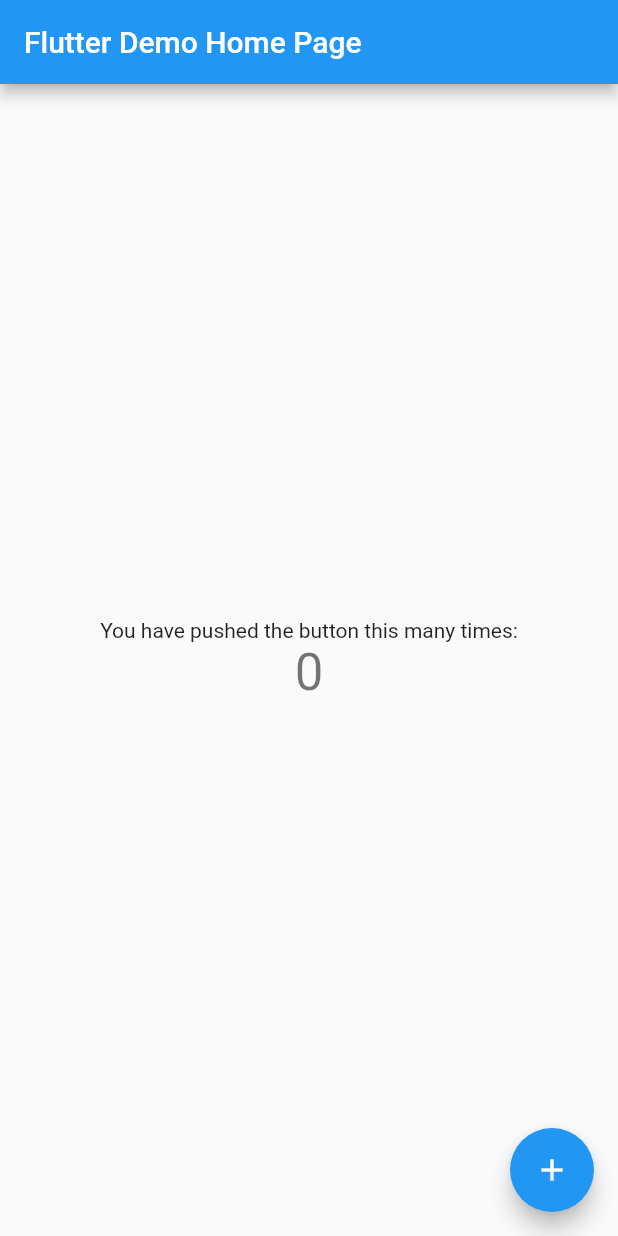
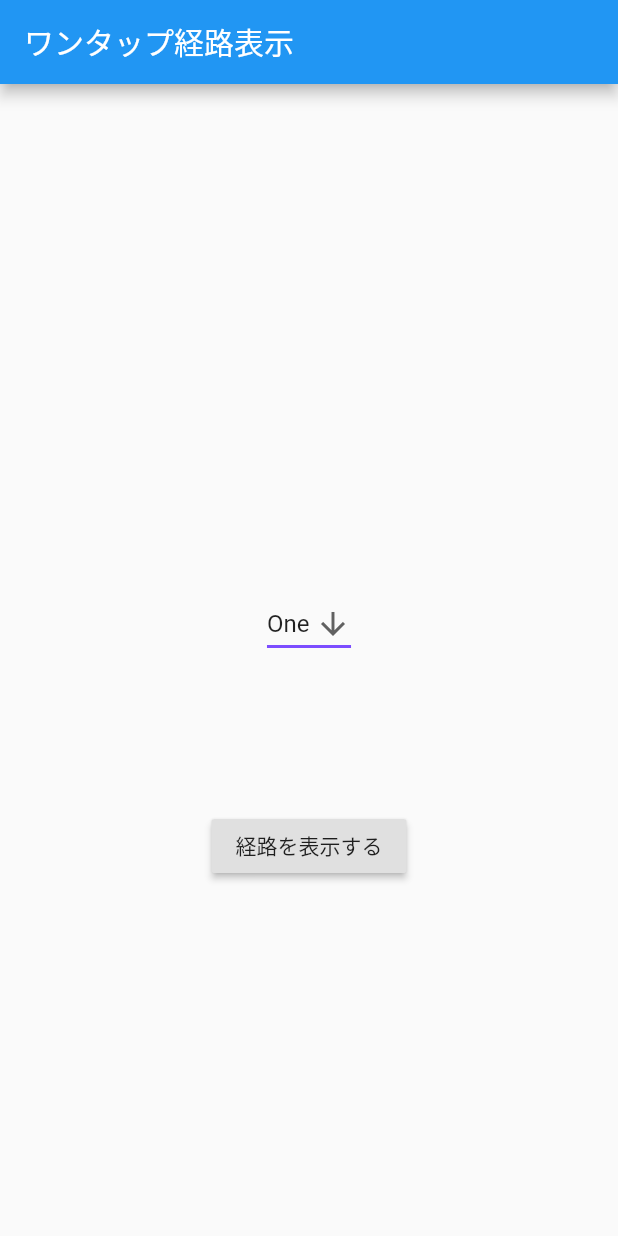
Before and after one commit to daichan1/ramirez, a Flutter app: the screen it shows after launch, on a phone screen of 412 x 824 dp. Run offline on Flutter 3.47's test engine with Material 2 defaults, Android fonts, the phone set to English and light mode, and no system bars.

Commit message:
create static_main_screen

```diff
--- a/lib/main.dart
+++ b/lib/main.dart
@@ -1,111 +1,79 @@
 import 'package:flutter/material.dart';
 
-void main() => runApp(MyApp());
+void main() => runApp(MainScreen());
 
-class MyApp extends StatelessWidget {
-  // This widget is the root of your application.
-  @override
+class MainScreen extends StatelessWidget {
   Widget build(BuildContext context) {
     return MaterialApp(
       title: 'Flutter Demo',
       theme: ThemeData(
-        // This is the theme of your application.
-        //
-        // Try running your application with "flutter run". You'll see the
-        // application has a blue toolbar. Then, without quitting the app, try
-        // changing the primarySwatch below to Colors.green and then invoke
-        // "hot reload" (press "r" in the console where you ran "flutter run",
-        // or simply save your changes to "hot reload" in a Flutter IDE).
-        // Notice that the counter didn't reset back to zero; the application
-        // is not restarted.
         primarySwatch: Colors.blue,
       ),
-      home: MyHomePage(title: 'Flutter Demo Home Page'),
+      home: Scaffold(
+        appBar: AppBar(
+          title: Text('ワンタップ経路表示')
+        ),
+        body: Center(
+          child: RoutePatten(),
+        ),
+      )
     );
   }
 }
 
-class MyHomePage extends StatefulWidget {
-  MyHomePage({Key key, this.title}) : super(key: key);
-
-  // This widget is the home page of your application. It is stateful, meaning
-  // that it has a State object (defined below) that contains fields that affect
-  // how it looks.
-
-  // This class is the configuration for the state. It holds the values (in this
-  // case the title) provided by the parent (in this case the App widget) and
-  // used by the build method of the State. Fields in a Widget subclass are
-  // always marked "final".
-
-  final String title;
-
+// ルートパターンをState管理
+class RoutePatten extends StatefulWidget {
+  // @overrideは同じ名前のスーパークラスをオーバーライドする
   @override
-  _MyHomePageState createState() => _MyHomePageState();
+  _RoutePatten createState() => _RoutePatten();
 }
 
-class _MyHomePageState extends State<MyHomePage> {
-  int _counter = 0;
-
-  void _incrementCounter() {
-    setState(() {
-      // This call to setState tells the Flutter framework that something has
-      // changed in this State, which causes it to rerun the build method below
-      // so that the display can reflect the updated values. If we changed
-      // _counter without calling setState(), then the build method would not be
-      // called again, and so nothing would appear to happen.
-      _counter++;
-    });
-  }
-
+// ルートパターンを選択するフォームコンポーネント
+// Stateクラスを継承(RoutePatten)
+class _RoutePatten extends State<RoutePatten> {
+  String dropdownValue = 'One';
   @override
   Widget build(BuildContext context) {
-    // This method is rerun every time setState is called, for instance as done
-    // by the _incrementCounter method above.
-    //
-    // The Flutter framework has been optimized to make rerunning build methods
-    // fast, so that you can just rebuild anything that needs updating rather
-    // than having to individually change instances of widgets.
-    return Scaffold(
-      appBar: AppBar(
-        // Here we take the value from the MyHomePage object that was created by
-        // the App.build method, and use it to set our appbar title.
-        title: Text(widget.title),
-      ),
-      body: Center(
-        // Center is a layout widget. It takes a single child and positions it
-        // in the middle of the parent.
-        child: Column(
-          // Column is also layout widget. It takes a list of children and
-          // arranges them vertically. By default, it sizes itself to fit its
-          // children horizontally, and tries to be as tall as its parent.
-          //
-          // Invoke "debug painting" (press "p" in the console, choose the
-          // "Toggle Debug Paint" action from the Flutter Inspector in Android
-          // Studio, or the "Toggle Debug Paint" command in Visual Studio Code)
-          // to see the wireframe for each widget.
-          //
-          // Column has various properties to control how it sizes itself and
-          // how it positions its children. Here we use mainAxisAlignment to
-          // center the children vertically; the main axis here is the vertical
-          // axis because Columns are vertical (the cross axis would be
-          // horizontal).
-          mainAxisAlignment: MainAxisAlignment.center,
-          children: <Widget>[
-            Text(
-              'You have pushed the button this many times:',
+    return Column(
+      mainAxisSize: MainAxisSize.min,
+      children: [
+        Container(
+          padding: EdgeInsets.all(100),
+          child: DropdownButton<String>(
+            value: dropdownValue,
+            icon: Icon(Icons.arrow_downward),
+            iconSize: 24,
+            elevation: 16,
+            underline: Container(
+              height: 2,
+              color: Colors.deepPurpleAccent,
             ),
-            Text(
-              '$_counter',
-              style: Theme.of(context).textTheme.display1,
-            ),
-          ],
+            onChanged: (String newValue) {
+              setState(() {
+                dropdownValue = newValue;
+              });
+            },
+            items: <String>['One', 'Two', 'Free', 'Four'].map<DropdownMenuItem<String>>((String value) {
+              return DropdownMenuItem<String>(
+                value: value,
+                child: Text(value),
+              );
+            }).toList(),
+          ),
         ),
-      ),
-      floatingActionButton: FloatingActionButton(
-        onPressed: _incrementCounter,
-        tooltip: 'Increment',
-        child: Icon(Icons.add),
-      ), // This trailing comma makes auto-formatting nicer for build methods.
+        // 経路表示ボタン
+        routeButton,
+      ],
     );
   }
 }
+
+// 経路表示するボタンのコンポーネント
+Widget routeButton = Container(
+  child: RaisedButton(
+    child: Text('経路を表示する'),
+    onPressed: () {
+      // 経路表示画面に移動する
+    },
+  ),
+);
```
Also changed, not shown: 1 other file.
